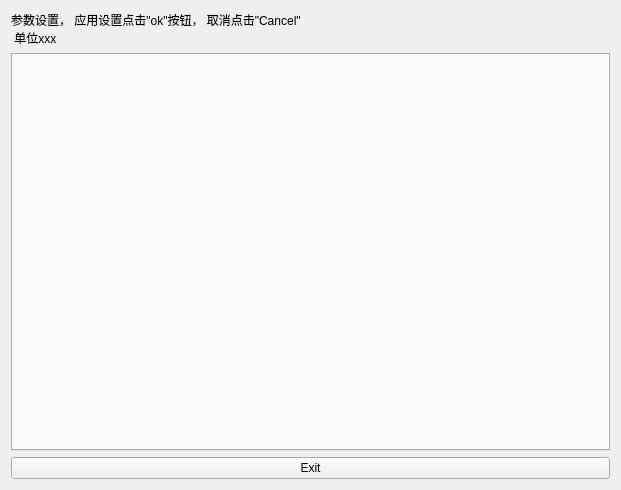
niuyuxin/touchScreen, file ui/settingdialog.ui: the form before one commit.
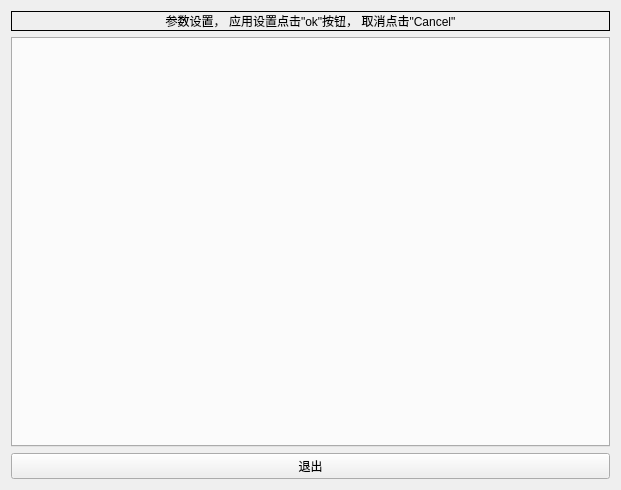
The form after the commit.

```diff
--- a/ui/settingdialog.ui
+++ b/ui/settingdialog.ui
@@ -16,9 +16,14 @@
   <layout class="QVBoxLayout" name="verticalLayout">
    <item>
     <widget class="QLabel" name="label">
+     <property name="frameShape">
+      <enum>QFrame::Box</enum>
+     </property>
      <property name="text">
-      <string>参数设置， 应用设置点击&quot;ok&quot;按钮， 取消点击&quot;Cancel&quot;
- 单位xxx</string>
+      <string>参数设置， 应用设置点击&quot;ok&quot;按钮， 取消点击&quot;Cancel&quot;</string>
+     </property>
+     <property name="alignment">
+      <set>Qt::AlignCenter</set>
      </property>
     </widget>
    </item>
@@ -38,7 +43,7 @@
       </sizepolicy>
      </property>
      <property name="text">
-      <string>Exit</string>
+      <string>退出</string>
      </property>
      <property name="autoDefault">
       <bool>false</bool>
```
